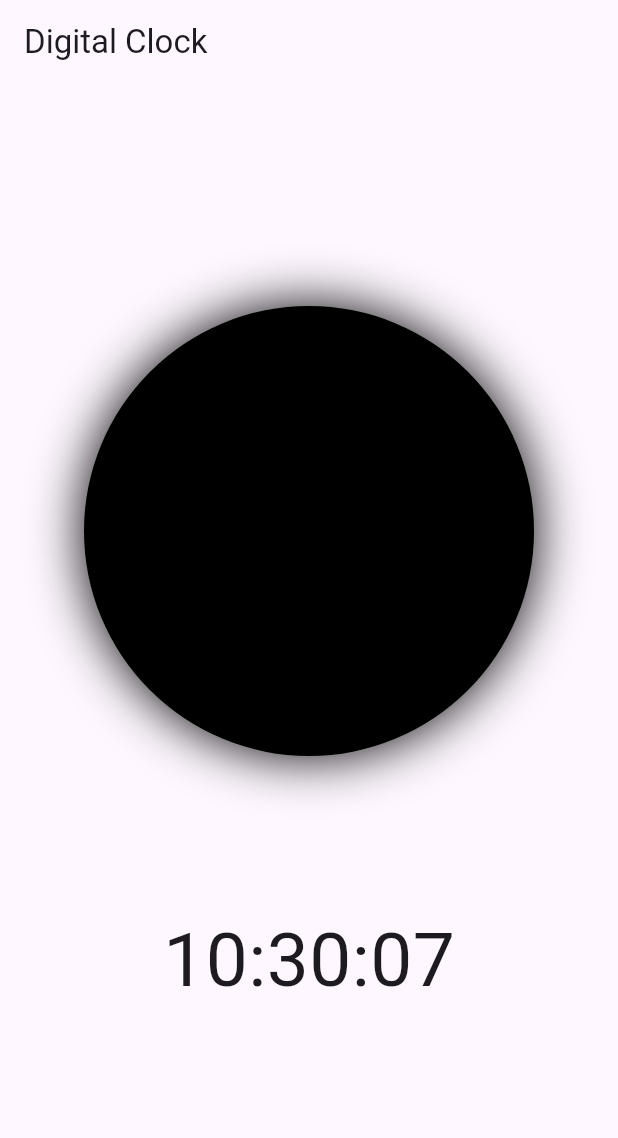
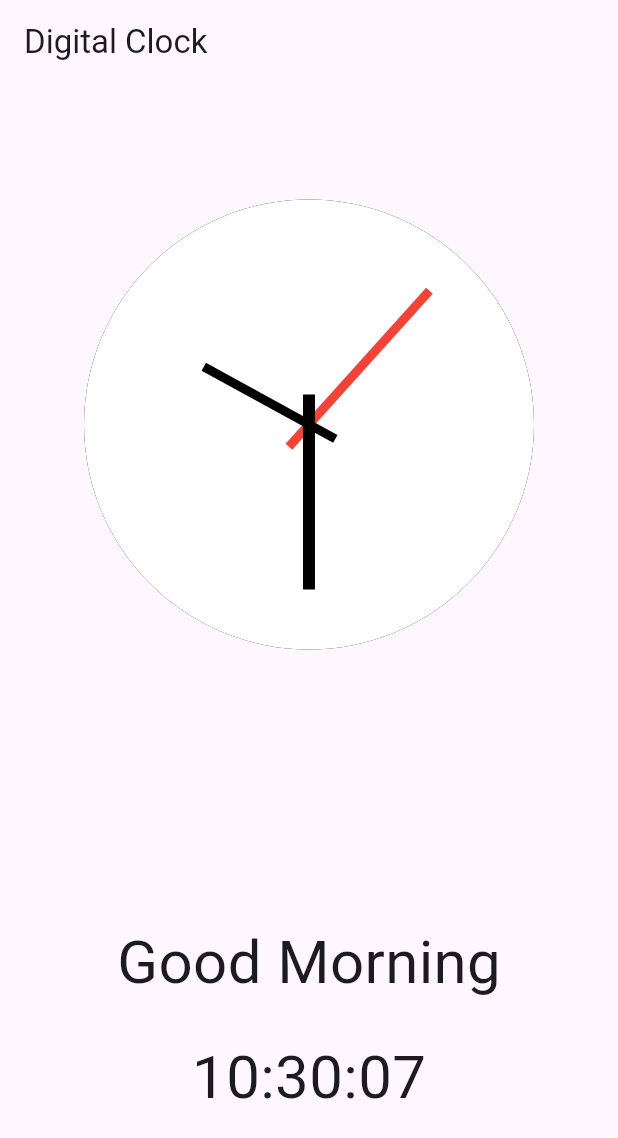
Before and after one commit to MEeTpanchal1222/widget_task_5.1, a Flutter app: the screen it shows after launch, on a phone screen of 412 x 824 dp. Shown: the top 1138 px of the screen. Run offline on Flutter 3.47's test engine with Material 3 defaults, Android fonts, the phone set to English and light mode, and no system bars.

Commit message:
29/2/24  🎨 extra day Extra effort

```diff
--- a/lib/clock_app.dart
+++ b/lib/clock_app.dart
@@ -51,9 +51,9 @@ class _DigitalClockState extends State<DigitalClock> {
 
   @override
   Widget build(BuildContext context) {
-    DateTime dateTime = DateTime.now();
+    DateTime dateTime1 = DateTime.now();
     Timer.periodic(Duration(seconds: 1), (timer) { setState(() {
-      dateTime = DateTime.now();
+      dateTime1 = DateTime.now();
     });}
     );
     return Scaffold(
@@ -71,21 +71,38 @@ class _DigitalClockState extends State<DigitalClock> {
                     height: 300,
                     width: 300,
                     decoration: BoxDecoration(
-                      color: Colors.black,
+                      color: (dateTime1.hour <= 19)?Colors.white:Colors.black,
                       boxShadow: [
-                        BoxShadow(blurRadius: 30)
+                        BoxShadow(blurRadius: (dateTime1.hour == 12)?30:(dateTime1.hour ==13)?40:(dateTime1.hour ==14)?50:(dateTime1.hour ==15)?60:(dateTime1.hour ==16)?40:(dateTime1.hour ==17)?20:0)
                       ],
-
-                      shape: BoxShape.circle
+                        shape: BoxShape.circle
+                    ),
+                    child:  Center(
+                      child: Stack(
+                        children: [
+                          Transform.rotate(
+                              angle: dateTime1.second* 6* pi /180,
+                              child: VerticalDivider(
+                                color: (dateTime1.hour >= 19)?Colors.redAccent:Colors.red ,thickness: 6,indent: 30,endIndent: 130,),
+                            ),
+                          Transform.rotate(
+                            angle: dateTime1.minute* 6* pi /180,
+                            child:VerticalDivider(
+                              color:(dateTime1.hour >= 19)?Colors.white:Colors.black ,thickness: 8,indent: 40,endIndent: 130,),
+                          ),
+                          Transform.rotate(
+                            angle: dateTime1.hour*30+(dateTime1.minute*pi/180),
+                            child:VerticalDivider(
+                              color:(dateTime1.hour >= 19)?Colors.white:Colors.black  ,thickness: 6,indent: 70,endIndent: 130,),
+                          ),
+                        ],
+                      ),
+                    ),
                     ),
                   ),
-                ),
 
-                     Transform.rotate(
-                      angle: dateTime.second* 6* pi /180,
-                      child:const VerticalDivider(
-                        color: Colors.white ,thickness: 6,indent: 30,endIndent: 110,),
-                    ),
+
+
 
 
                 ],
@@ -93,11 +110,34 @@ class _DigitalClockState extends State<DigitalClock> {
 
 
            SizedBox(
-             height: 100,
+             height: 180,
            ),
+           if(dateTime1.hour < 12)
+            Text(
+              "Good Morning",//time
+              style: TextStyle(fontSize: 40),
+            ),
+            if(dateTime1.hour == 12)
+              Text(
+                "Good Noon",//time
+                style: TextStyle(fontSize: 40),
+              ),
+            if(dateTime1.hour >= 12)
+              Text(
+                "Good Afternoon",//time
+                style: TextStyle(fontSize: 40),
+              ),
+            if(dateTime1.hour >= 19)
+              Text(
+                "Good Night",//time
+                style: TextStyle(fontSize: 40),
+              ),
+            SizedBox(
+              height: 20,
+            ),
             Text(
               _time_String,//time
-              style: TextStyle(fontSize: 50),
+              style: TextStyle(fontSize: 40),
             ),
           ],
         ),
```
